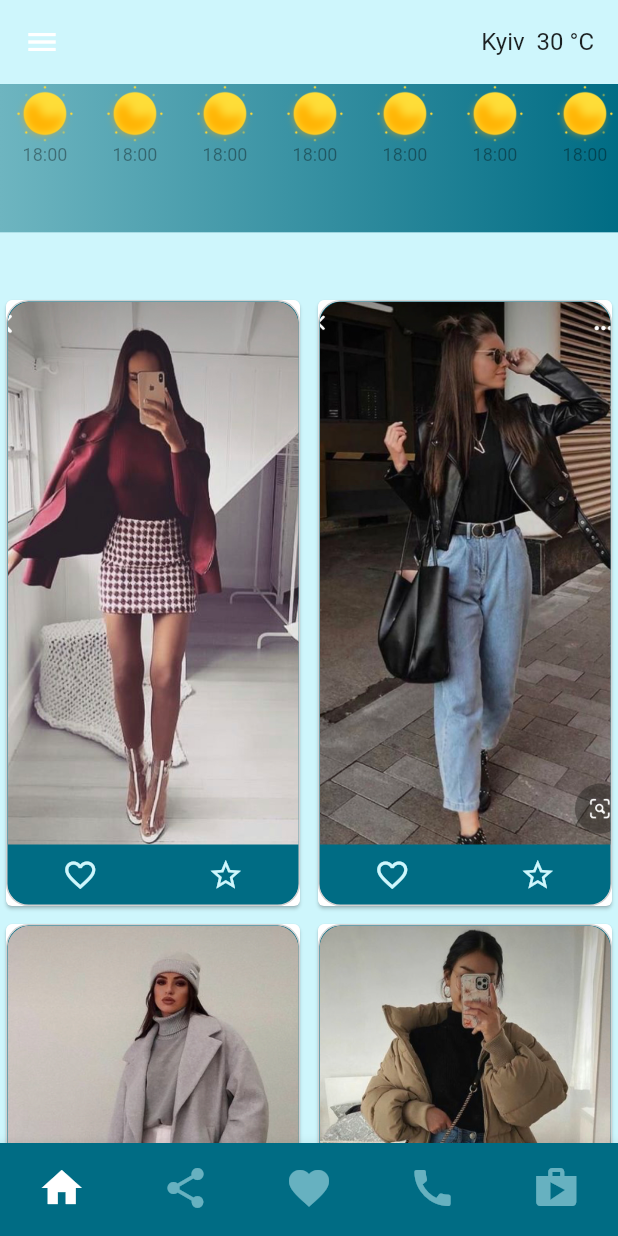
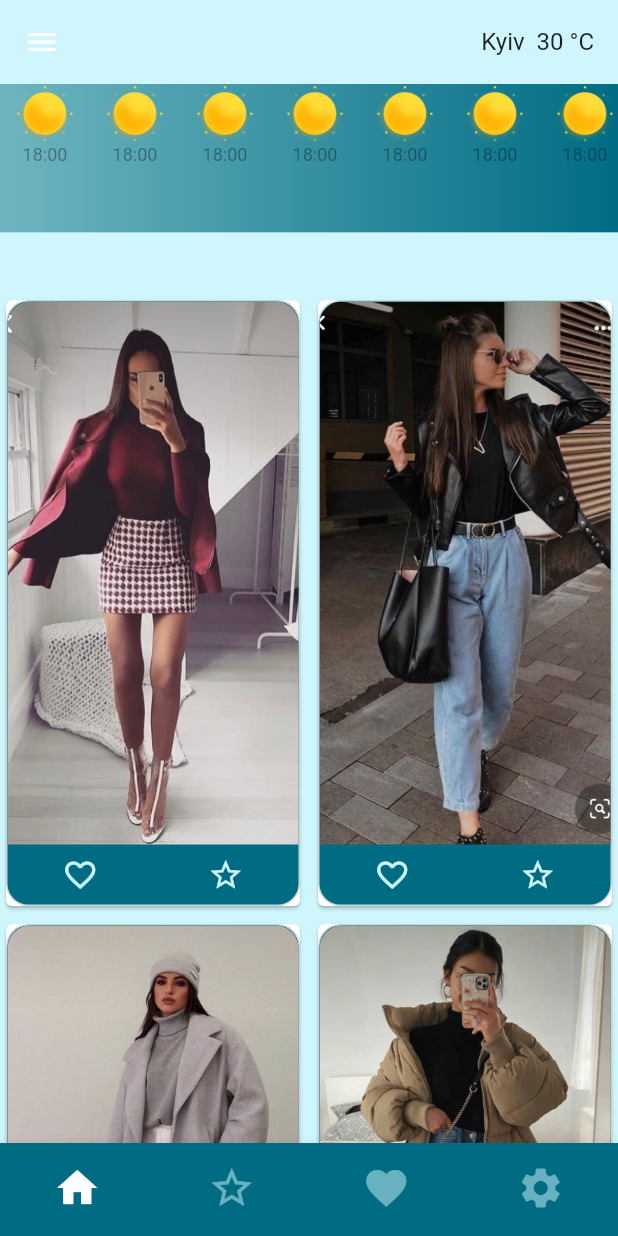
Before and after one commit to 19AK68/weanter_fashion, a Flutter app: the screen it shows after launch, on a phone screen of 412 x 824 dp. Run offline on Flutter 3.47's test engine with Material 2 defaults, Android fonts, the light colour scheme and no system bars; our stand-ins replace photo_view, shared_preferences.

```diff
--- a/lib/ui/page/home_page.dart
+++ b/lib/ui/page/home_page.dart
@@ -22,7 +22,7 @@ class _HomePageState extends State<HomePage> {
 
       child: Scaffold(
         resizeToAvoidBottomInset: false,
-      backgroundColor: !appModel.darkTheme?Styles.mainColorBackground:Color(0xff3f3d56),
+      backgroundColor: !appModel.darkTheme?Styles.mainColorBackground.withOpacity(1):Color(0xff3f3d56),
         appBar: AppBar(
           title: Row(
             crossAxisAlignment: CrossAxisAlignment.center,
@@ -65,7 +65,7 @@ class _HomePageState extends State<HomePage> {
             BottomNavigationBarItem(
              // backgroundColor: Colors.transparent,
               icon: Icon(
-                Icons.share,
+                Icons.star_border,
 
               ),
               label: " ",
@@ -75,13 +75,10 @@ class _HomePageState extends State<HomePage> {
               label: "",
             ),
             BottomNavigationBarItem(
-              icon: Icon(Icons.call),
+              icon: Icon(Icons.settings),
               label: "Phone",
             ),
-            BottomNavigationBarItem(
-              icon: Icon(Icons.shop),
-              label: " ",
-            ),
+
           ],
         // backgroundColor:Colors.transparent
 
```
